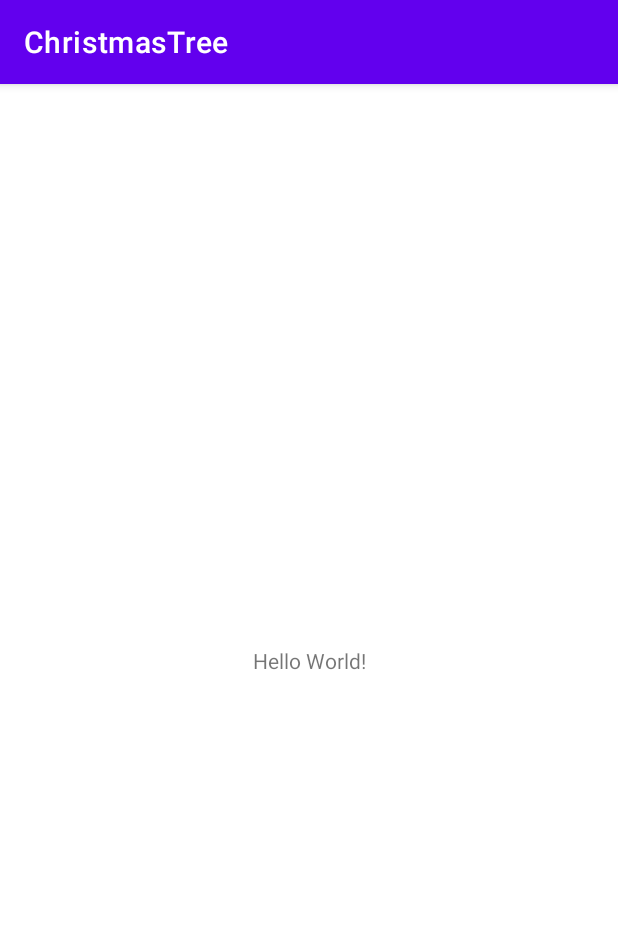
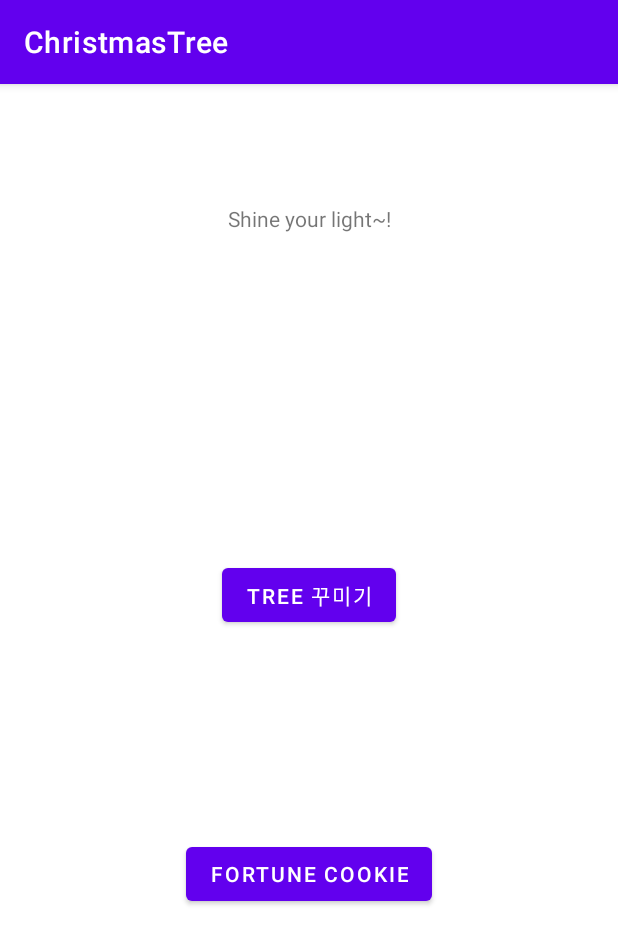
Before and after one commit to jrary/ChristmasTree, an Android app: the screen it shows after launch (MainActivity), on a phone screen of 412 x 824 dp. Shown: the top 944 px of the screen. Run offline under Robolectric (Android 15) with nearby library versions, the phone set to English and light mode, and no system bars.

Commit message:
tree making

```diff
--- a/app/src/main/AndroidManifest.xml
+++ b/app/src/main/AndroidManifest.xml
@@ -16,6 +16,8 @@
                 <category android:name="android.intent.category.LAUNCHER" />
             </intent-filter>
         </activity>
+        <activity android:name=".TreeSplashActivity" />
+        <activity android:name=".TreeActivity" />
     </application>
 
 </manifest>
--- a/app/src/main/java/org/techtown/christmastree/MainActivity.kt
+++ b/app/src/main/java/org/techtown/christmastree/MainActivity.kt
@@ -1,11 +1,28 @@
 package org.techtown.christmastree
 
+import android.content.Intent
 import androidx.appcompat.app.AppCompatActivity
 import android.os.Bundle
+import org.techtown.christmastree.databinding.ActivityMainBinding
 
 class MainActivity : AppCompatActivity() {
+    lateinit var binding: ActivityMainBinding
+
     override fun onCreate(savedInstanceState: Bundle?) {
         super.onCreate(savedInstanceState)
-        setContentView(R.layout.activity_main)
+        binding = ActivityMainBinding.inflate(layoutInflater)
+        setContentView(binding.root)
+
+        val tree = Intent(this@MainActivity, TreeSplashActivity::class.java)
+
+        val cookie = Intent(this@MainActivity, CookieActivity::class.java)
+
+        binding.mainTreeBtn.setOnClickListener{
+            startActivity(tree)
+        }
+
+        binding.mainCookieBtn.setOnClickListener{
+            startActivity(cookie)
+        }
     }
 }
--- /dev/null
+++ b/app/src/main/res/drawable/radius_white_bg.xml
@@ -0,0 +1,4 @@
+<?xml version="1.0" encoding="utf-8"?>
+<selector xmlns:android="http://schemas.android.com/apk/res/android">
+
+</selector>
--- a/app/src/main/res/layout/activity_main.xml
+++ b/app/src/main/res/layout/activity_main.xml
@@ -7,12 +7,41 @@
     tools:context=".MainActivity">
 
     <TextView
+        android:id="@+id/main_title_tv"
         android:layout_width="wrap_content"
         android:layout_height="wrap_content"
-        android:text="Hello World!"
+        android:text="Shine your light~!"
+        android:layout_margin="80dp"
+        app:layout_constraintTop_toTopOf="parent"
+        app:layout_constraintLeft_toLeftOf="parent"
+        app:layout_constraintRight_toRightOf="parent"
+        app:layout_constraintHorizontal_bias="0.5"
+        />
+
+    <Button
+        android:id="@+id/main_tree_btn"
+        android:layout_width="wrap_content"
+        android:layout_height="wrap_content"
+        android:text="Tree 꾸미기"
+        android:layout_marginTop="80dp"
+        app:layout_constraintTop_toBottomOf="@id/main_title_tv"
+        app:layout_constraintBottom_toTopOf="@id/main_cookie_btn"
+        app:layout_constraintLeft_toLeftOf="parent"
+        app:layout_constraintRight_toRightOf="parent"
+        app:layout_constraintHorizontal_bias="0.5"
+        />
+
+    <Button
+        android:id="@+id/main_cookie_btn"
+        android:layout_width="wrap_content"
+        android:layout_height="wrap_content"
+        android:text="Fortune Cookie"
+        app:layout_constraintTop_toBottomOf="@id/main_tree_btn"
         app:layout_constraintBottom_toBottomOf="parent"
         app:layout_constraintLeft_toLeftOf="parent"
         app:layout_constraintRight_toRightOf="parent"
-        app:layout_constraintTop_toTopOf="parent" />
+        app:layout_constraintHorizontal_bias="0.5"
+        android:layout_marginBottom="80dp"
+        />
 
 </androidx.constraintlayout.widget.ConstraintLayout>
```
Also changed, not shown: app/build.gradle (+6 -2 lines), app/src/main/java/org/techtown/christmastree/CookieActivity.kt (added, +19 -0 lines), app/src/main/java/org/techtown/christmastree/TreeActivity.kt (added, +33 -0 lines), app/src/main/java/org/techtown/christmastree/TreeSplashActivity.kt (added, +21 -0 lines), app/src/main/res/layout/activity_cookie.xml (added, +15 -0 lines), app/src/main/res/layout/activity_splash_tree.xml (added, +17 -0 lines), app/src/main/res/layout/activity_tree.xml (added, +83 -0 lines), app/src/main/res/drawable/deco1.png (added), app/src/main/res/drawable/deco2.png (added), app/src/main/res/drawable/deco4.png (added), app/src/main/res/drawable/deco5.png (added), app/src/main/res/drawable/star.png (added), app/src/main/res/drawable/tree.png (added).
